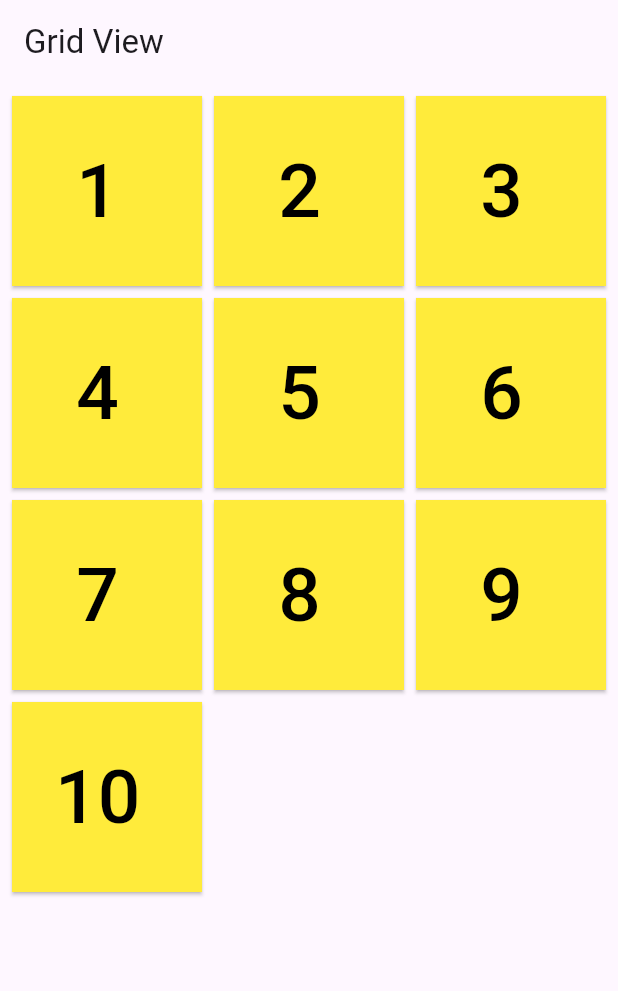
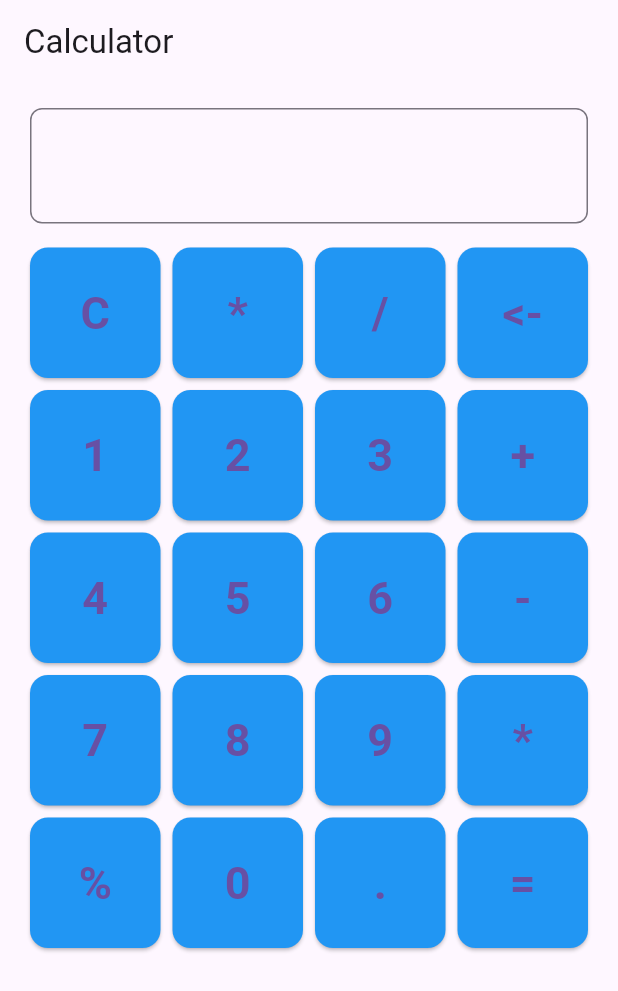
Before and after one commit to AmanCH3/first_program, a Flutter app: the screen it shows after launch, on a phone screen of 412 x 824 dp. Shown: the top 991 px of the screen. Run offline on Flutter 3.47's test engine with Material 3 defaults, Android fonts, the phone set to English and light mode, and no system bars.

Commit message:
feat : Calculator completed

```diff
--- a/lib/app.dart
+++ b/lib/app.dart
@@ -1,5 +1,6 @@
 
 import 'package:first_program/view/airthematic_new_view.dart';
+import 'package:first_program/view/calculator_view.dart';
 import 'package:first_program/view/cart_view.dart';
 import 'package:first_program/view/column_view2.dart';
 import 'package:first_program/view/container_view.dart';
@@ -17,6 +18,6 @@ class App extends StatelessWidget {
 
   @override
   Widget build(BuildContext context) {
-    return MaterialApp(home: GridScreen() , debugShowCheckedModeBanner: false);
+    return MaterialApp(home: CalculatorView() , debugShowCheckedModeBanner: false);
   }
 }
--- /dev/null
+++ b/lib/view/calculator_view.dart
@@ -0,0 +1,141 @@
+import 'package:first_program/app.dart';
+import 'package:flutter/cupertino.dart';
+import 'package:flutter/material.dart';
+
+class CalculatorView extends StatefulWidget {
+
+  const CalculatorView({super.key});
+
+  @override
+  State<CalculatorView> createState() => _CalculatorViewState();
+}
+
+class _CalculatorViewState extends State<CalculatorView> {
+  final lstText = [
+    'C' ,
+    '*' ,
+    '/' ,
+    '<-' ,
+    '1' ,
+    '2' ,
+    '3' ,
+    '+' ,
+    '4' ,
+    '5',
+    '6' ,
+    '-' ,
+
+    '7' ,
+    '8' ,
+    '9',
+    '*' ,
+    '%' ,
+    '0' ,
+    '.' ,
+    '='
+  ] ;
+  String operator = "" ;
+  int firstNum = 0 ;
+  int secondNum = 0 ;
+  final _controller = TextEditingController() ;
+
+  @override
+  Widget build(BuildContext context) {
+    return Scaffold(
+      appBar: AppBar(title: Text('Calculator'),),
+      body: Padding(
+        padding: const EdgeInsets.symmetric(horizontal: 20 , vertical: 16) ,
+
+        child: Column(
+         mainAxisAlignment: MainAxisAlignment.spaceEvenly ,
+          children: [
+            TextFormField(
+              controller: _controller,
+              keyboardType: TextInputType.number,
+              textAlign: TextAlign.right,
+              style: const TextStyle(fontSize: 30 , fontWeight: FontWeight.bold),
+
+
+              decoration:  InputDecoration(
+                border: OutlineInputBorder(
+                  borderRadius: BorderRadius.circular(8) ,
+                )
+
+              ),
+
+            ) ,
+            SizedBox(height: 16,) ,
+            Expanded(
+
+                child: GridView.count(
+                  crossAxisCount: 4 ,
+                  crossAxisSpacing: 8,
+                  mainAxisSpacing: 8,
+
+                  children: [
+                    for (int i = 0 ; i < lstText.length ; i++) ...{
+                      ElevatedButton(
+                        style: ElevatedButton.styleFrom(
+                          backgroundColor: Colors.blue ,
+                          shape:  RoundedRectangleBorder(
+                            borderRadius: BorderRadius.circular(12)
+                          )
+                        ) ,
+                          onPressed: (){
+                        if(lstText[i].contains(RegExp(r'[0-9]'))){
+                          _controller.text += lstText[i] ;
+                        }
+                        else if (lstText[i] == 'C'){
+                          _controller.clear() ;
+                        }
+                        else if(lstText[i] == '<-'){
+                          _controller.text = _controller.text.substring(
+                            0 ,
+                            _controller.text.length -1 ,
+                          );
+                        }
+                        else if (
+                        lstText[i] == "="
+                        ){
+                          secondNum = int.parse(_controller.text) ;
+                          switch(operator)  {
+                            case "+" :
+                              _controller.text = (firstNum + secondNum).toString() ;
+                              break ;
+                            case "-" :
+                              _controller.text = (firstNum - secondNum).toString();
+                              break ;
+                            case "*" :
+                              _controller.text = (firstNum * secondNum).toString() ;
+                              break ;
+                            case "/":
+                              _controller.text = (firstNum ~/secondNum).toString() ;
+                              break ;
+
+                            default :
+                              break ;
+                           }
+
+                        }
+                        else {
+                          operator = lstText[i] ;
+                          firstNum = int.parse(_controller.text) ;
+                          _controller.clear() ;
+                        }
+                      }, child: Text(lstText[i] , style:  const TextStyle(fontSize: 30 , fontWeight: FontWeight.bold),))
+
+                    }
+                  ],
+
+
+
+                  ))
+          ],
+
+        ),
+      ),
+
+
+    ) ;
+  }
+}
```
